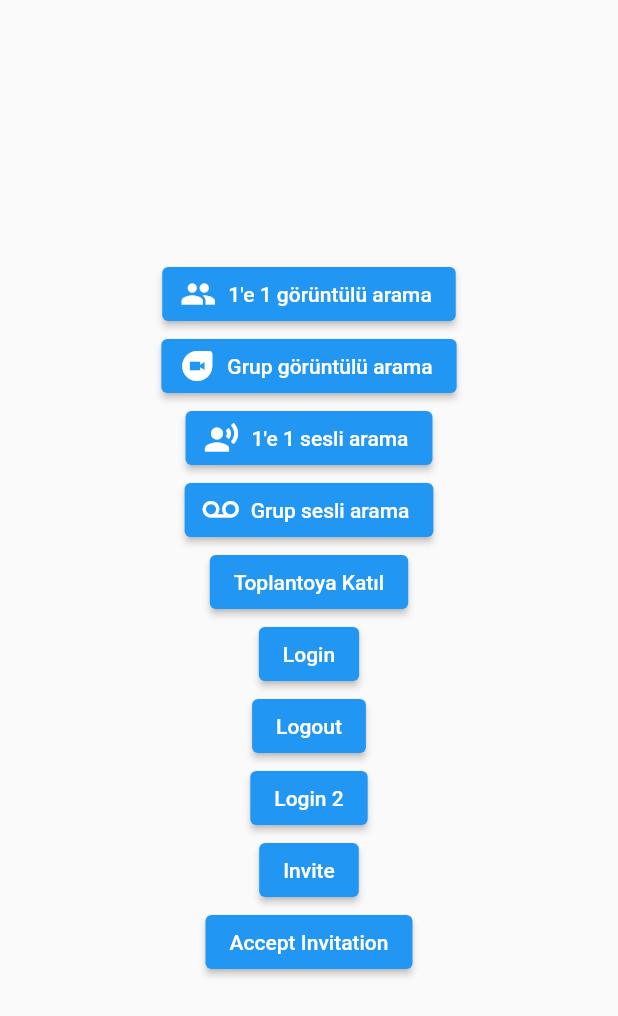
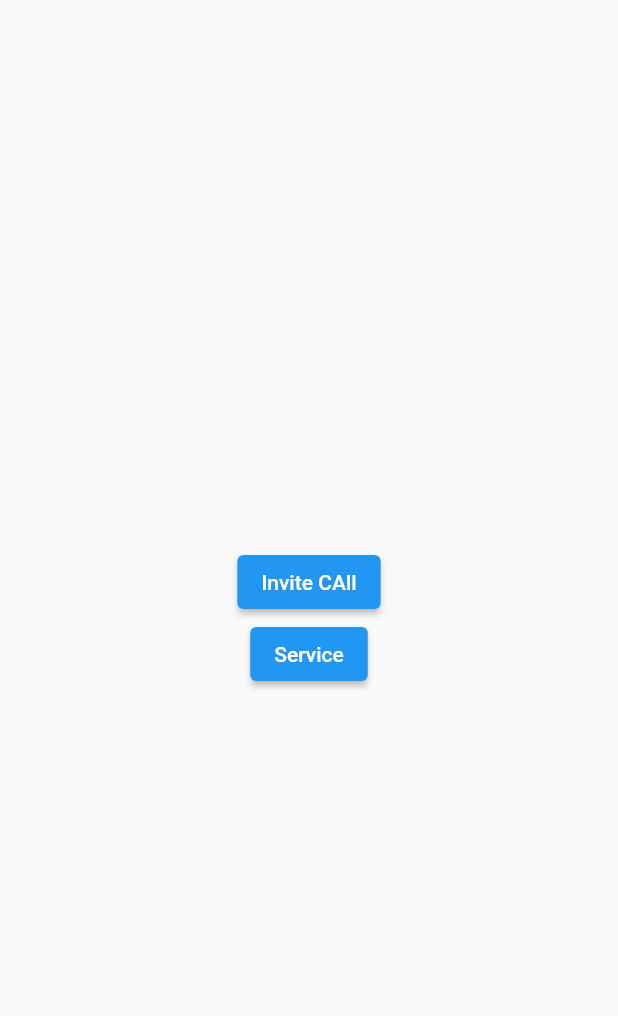
Before and after one commit to ergulecdemet/helloZegoCloud, a Flutter app: the screen it shows after launch, after a tap on "Login", on a phone screen of 412 x 824 dp. Shown: the top 1016 px of the screen. Run offline on Flutter 3.47's test engine with Material 2 defaults, Android fonts, the phone set to English and light mode, and no system bars; our stand-ins replace flutter_styled_toast; missing offline and left inert: dart_jsonwebtoken, zego_uikit_prebuilt_call, zego_uikit_prebuilt_video_conference, zego_uikit_signaling_plugin, zego_zim.

Commit message:
add some changes

```diff
--- a/lib/core/constants/secret_keys.dart
+++ b/lib/core/constants/secret_keys.dart
@@ -2,4 +2,5 @@ class SecretConstants {
   final int appId = 320289564;
   final String appSign =
       "19f890490b91a7f5910da294930093e3449ca7a752e0ca2584f3c75338b49c8b";
+  final String appSecret = "bd8f6bdbbd02983a2c28387dafe9e852";
 }
--- a/lib/core/constants/service/zego_service.dart
+++ b/lib/core/constants/service/zego_service.dart
@@ -1,8 +1,6 @@
-
 import 'package:flutter/services.dart';
 import 'package:flutter/widgets.dart';
 import 'package:hellozegocloud/core/constants/secret_keys.dart';
-import 'package:hellozegocloud/core/constants/service/handler/generate_token.dart';
 import 'package:hellozegocloud/core/providers/zego_result_provider.dart';
 import 'package:provider/provider.dart';
 import 'package:zego_zim/zego_zim.dart';
@@ -25,11 +23,14 @@ class ZegoLoginService {
     print("ZımInfo $userInfo");
   }
 
-  loginWithZego() async {
-    userInfo.userName = "newName";
-    userInfo.userID = "12345";
+  loginWithZego(BuildContext context) async {
+    ZegoProvider zegoProvider =
+        Provider.of<ZegoProvider>(context, listen: false);
 
     await createZegoConfig();
+
+    userInfo.userID = zegoProvider.userId;
+    userInfo.userName = zegoProvider.userName;
 
     ZIM.getInstance()!.login(userInfo).then((value) {
       value;
@@ -45,16 +46,24 @@ class ZegoLoginService {
     });
   }
 
-  loginWithZego2() async {
-    userInfo.userName = "newName";
+  loginWithZego2(BuildContext context) async {
+    ZegoProvider zegoProvider =
+        Provider.of<ZegoProvider>(context, listen: false);
+    userInfo.userName = "newName2";
     userInfo.userID = "123456";
-
-    String token = GenerateToken().generateToken();
 
     await createZegoConfig();
 
-    ZIM.getInstance()!.login(userInfo, token).then((value) {
+    ZIM
+        .getInstance()!
+        .login(
+          userInfo,
+        )
+        .then((value) {
       value;
+      zegoProvider.userId = userInfo.userID;
+      zegoProvider.userName = userInfo.userName;
+      zegoProvider.notify();
     }).catchError((onError) {
       print(onError.toString());
       switch (onError.runtimeType) {
--- a/lib/core/providers/zego_result_provider.dart
+++ b/lib/core/providers/zego_result_provider.dart
@@ -1,7 +1,12 @@
-import 'package:flutter/widgets.dart';
+import 'package:flutter/material.dart';
 
 class ZegoProvider extends ChangeNotifier {
   String callId = "";
+  String userId = "";
+  String userName = "";
+
+  String invitedFriendId = "";
+  bool isVideo = false;
 
   notify() {
     notifyListeners();
--- a/lib/home_page.dart
+++ b/lib/home_page.dart
@@ -4,6 +4,7 @@ import 'package:hellozegocloud/pages/call_pages/group_video_call.dart';
 import 'package:hellozegocloud/pages/call_pages/group_voice_call.dart';
 import 'package:hellozegocloud/pages/call_pages/one_one_video_call.dart';
 import 'package:hellozegocloud/pages/call_pages/one_one_voice_call.dart';
+import 'package:hellozegocloud/pages/call_try/invite_home.dart';
 import 'package:hellozegocloud/pages/conferance_pages/video_conerance_page.dart';
 import 'package:provider/provider.dart';
 
@@ -17,9 +18,29 @@ class HomePage extends StatelessWidget {
     return Scaffold(
         body: Center(
       child: SingleChildScrollView(
+        child: Padding(
+          padding: const EdgeInsets.all(8.0),
           child: Column(
             mainAxisAlignment: MainAxisAlignment.center,
             children: [
+              TextField(
+                onChanged: (v) {
+                  zegoProvider.userName = v;
+                  zegoProvider.notify();
+                },
+                decoration: const InputDecoration(hintText: 'Usename'),
+              ),
+              TextField(
+                onChanged: (v) {
+                  zegoProvider.userId = v;
+                  zegoProvider.notify();
+                },
+                decoration: const InputDecoration(hintText: 'User Id'),
+              ),
+              const SizedBox(
+                height: 20,
+              ),
+              /*
               ElevatedButton.icon(
                   onPressed: () {
                     const IdPopup(
@@ -62,20 +83,32 @@ class HomePage extends StatelessWidget {
                 },
                 child: const Text('Toplantoya Katıl'),
               ),
+             */
               ElevatedButton(
-              onPressed: () {
-                ZegoLoginService().loginWithZego();
+                onPressed: () async {
+                  await ZegoLoginService().loginWithZego(context);
+                  // ignore: use_build_context_synchronously
+                  Navigator.push(
+                    context,
+                    MaterialPageRoute(
+                      builder: (context) => const InviteHome(),
+                    ),
+                  );
                 },
                 child: const Text('Login'),
+              ),
+              const SizedBox(
+                height: 20,
               ),
               ElevatedButton(
                   onPressed: () {
                     ZegoLoginService().logoutZego();
                   },
                   child: const Text('Logout')),
+              /*
               ElevatedButton(
                 onPressed: () {
-                ZegoLoginService().loginWithZego2();
+                  ZegoLoginService().loginWithZego2(context);
                 },
                 child: const Text('Login 2'),
               ),
@@ -92,8 +125,10 @@ class HomePage extends StatelessWidget {
                 },
                 child: const Text("Accept Invitation"),
               ),
+              */
               // ZegoInRoomMessage(user: user, message: message, timestamp: timestamp, messageID: messageID)
             ],
+          ),
         ),
       ),
     ));
--- a/lib/main.dart
+++ b/lib/main.dart
@@ -2,6 +2,7 @@ import 'package:flutter/material.dart';
 import 'package:hellozegocloud/core/providers/zego_result_provider.dart';
 import 'package:hellozegocloud/home_page.dart';
 import 'package:provider/provider.dart';
+
 
 void main() {
   runApp(const MyApp());
--- /dev/null
+++ b/lib/pages/call_try/invite_home.dart
@@ -0,0 +1,97 @@
+import 'package:flutter/material.dart';
+import 'package:hellozegocloud/pages/call_try/call_invitation_service.dart';
+import 'package:provider/provider.dart';
+
+import '../../core/providers/zego_result_provider.dart';
+import 'call_invitation_page.dart';
+
+class InviteHome extends StatefulWidget {
+  const InviteHome({Key? key}) : super(key: key);
+
+  @override
+  State<InviteHome> createState() => _InviteHomeState();
+}
+
+class _InviteHomeState extends State<InviteHome> {
+  @override
+  Widget build(BuildContext context) {
+    ZegoProvider zegoProvider = Provider.of<ZegoProvider>(context);
+    return Scaffold(
+      /*
+      floatingActionButton: FloatingActionButton(
+        onPressed: () {
+          Navigator.push(
+            context,
+            MaterialPageRoute(
+              builder: (context) => const HomePage(),
+            ),
+          );
+        },
+        child: const Icon(Icons.home_filled),
+      ),
+     */
+      body: Padding(
+        padding: const EdgeInsets.all(8.0),
+        child: Center(
+          child: Column(
+            mainAxisAlignment: MainAxisAlignment.center,
+            children: [
+              /*
+              TextFormField(
+                controller: _controller,
+                decoration: const InputDecoration(
+                    hintText: 'Call id', border: OutlineInputBorder()),
+              ),
+              const SizedBox(
+                height: 15,
+              ),
+              const SizedBox(
+                height: 15,
+              ),
+              ElevatedButton(
+                  onPressed: () {
+                    Navigator.push(
+                      context,
+                      MaterialPageRoute(
+                        builder: (context) => CallOneOne(
+                          callId: _controller.text,
+                          userId: zegoProvider.userId,
+                        ),
+                      ),
+                    );
+                  },
+                  child: const Text('Go')),
+              const SizedBox(
+                height: 15,
+              ),
+              */
+              ElevatedButton(
+                onPressed: () {
+                  Navigator.push(
+                    context,
+                    MaterialPageRoute(
+                      builder: (context) => CallInvitationPage(
+                        userId: zegoProvider.userId,
+                      ),
+                    ),
+                  );
+                },
+                child: const Text('Invite CAll'),
+              ),
+              ElevatedButton(
+                  onPressed: () {
+                    Navigator.push(
+                      context,
+                      MaterialPageRoute(
+                        builder: (context) => const CallInvitationService(),
+                      ),
+                    );
+                  },
+                  child: const Text("Service"))
+            ],
+          ),
+        ),
+      ),
+    );
+  }
+}
```
Also changed, not shown: lib/core/constants/service/handler/zim_event_handler.dart (+12 -0 lines), lib/pages/call_try/call_invitation_page.dart (added, +137 -0 lines), lib/pages/call_try/call_invitation_service.dart (added, +92 -0 lines), lib/pages/call_try/call_one_one.dart (added, +27 -0 lines), pubspec.yaml (+9 -21 lines), pubspec.lock. Lines whose indentation alone changed are shown as unchanged.
